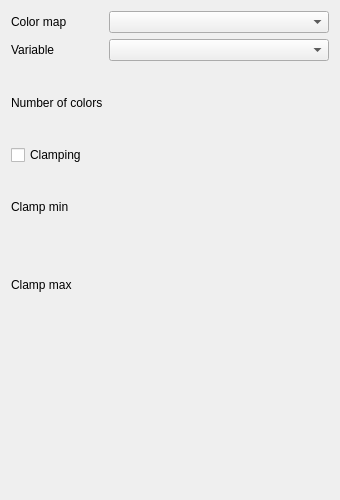
First picture: the form in smoke/view/colormaptab.ui, repository bvanloon/Scientific-Visualization, before the edit.
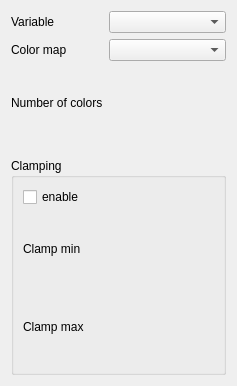
Second picture: the form after the edit. Custom widgets are drawn as their Qt base class.

Commit message: Changed the colormap tab lay out.

Patch:
```diff
--- a/smoke/view/colormaptab.ui
+++ b/smoke/view/colormaptab.ui
@@ -6,22 +6,78 @@
    <rect>
     <x>0</x>
     <y>0</y>
-    <width>340</width>
-    <height>500</height>
+    <width>237</width>
+    <height>386</height>
    </rect>
   </property>
   <property name="windowTitle">
    <string>Form</string>
   </property>
+  <layout class="QVBoxLayout" name="verticalLayout">
+   <item>
   <layout class="QFormLayout" name="formLayout">
-   <item row="4" column="0">
-    <widget class="QCheckBox" name="clampingCheckBox">
+     <item row="0" column="0">
+      <widget class="QLabel" name="variableSelectorLabel">
      <property name="text">
+        <string>Variable</string>
+       </property>
+      </widget>
+     </item>
+     <item row="0" column="1">
+      <widget class="QComboBox" name="variableSelector"/>
+     </item>
+     <item row="1" column="0">
+      <widget class="QLabel" name="colormapSelectorLabel">
+       <property name="text">
+        <string>Color map</string>
+       </property>
+      </widget>
+     </item>
+     <item row="1" column="1">
+      <widget class="QComboBox" name="colormapSelector"/>
+     </item>
+     <item row="2" column="0">
+      <widget class="QLabel" name="numColorsLabel">
+       <property name="minimumSize">
+        <size>
+         <width>0</width>
+         <height>72</height>
+        </size>
+       </property>
+       <property name="text">
+        <string>Number of colors</string>
+       </property>
+      </widget>
+     </item>
+     <item row="2" column="1">
+      <widget class="IntSlider" name="numColorsSlider" native="true">
+       <property name="minimumSize">
+        <size>
+         <width>0</width>
+         <height>72</height>
+        </size>
+       </property>
+       <zorder>variableSelectorLabel</zorder>
+      </widget>
+     </item>
+    </layout>
+   </item>
+   <item>
+    <widget class="QGroupBox" name="clampingGroupBox">
+     <property name="title">
       <string>Clamping</string>
      </property>
-    </widget>
-   </item>
-   <item row="5" column="0">
+     <layout class="QVBoxLayout" name="verticalLayout_2">
+      <item>
+       <widget class="QCheckBox" name="clampingCheckBox">
+        <property name="text">
+         <string>enable</string>
+        </property>
+       </widget>
+      </item>
+      <item>
+       <layout class="QFormLayout" name="clampingFormLayout">
+        <item row="0" column="0">
     <widget class="QLabel" name="clampingMinimumLabel">
      <property name="minimumSize">
       <size>
@@ -37,10 +93,10 @@
      </property>
     </widget>
    </item>
-   <item row="5" column="1">
+        <item row="0" column="1">
     <widget class="FloatSlider" name="clampingMinimumSlider" native="true"/>
    </item>
-   <item row="6" column="0">
+        <item row="1" column="0">
     <widget class="QLabel" name="clampingMaximumLabel">
      <property name="minimumSize">
       <size>
@@ -56,7 +112,7 @@
      </property>
     </widget>
    </item>
-   <item row="6" column="1">
+        <item row="1" column="1">
     <widget class="FloatSlider" name="clampingMaximumSlider" native="true">
      <property name="minimumSize">
       <size>
@@ -66,49 +122,14 @@
      </property>
     </widget>
    </item>
-   <item row="3" column="0">
-    <widget class="QLabel" name="numColorsLabel">
-     <property name="minimumSize">
-      <size>
-       <width>0</width>
-       <height>72</height>
-      </size>
-     </property>
-     <property name="text">
-      <string>Number of colors</string>
-     </property>
-    </widget>
-   </item>
-   <item row="3" column="1">
-    <widget class="IntSlider" name="numColorsSlider" native="true">
-     <property name="minimumSize">
-      <size>
-       <width>0</width>
-       <height>72</height>
-      </size>
-     </property>
+       </layout>
+      </item>
+     </layout>
+     <zorder>gridLayoutWidget</zorder>
+     <zorder>clampingCheckBox</zorder>
+     <zorder>formLayoutWidget_2</zorder>
     </widget>
    </item>
-   <item row="0" column="0">
-    <widget class="QLabel" name="colormapSelectorLabel">
-     <property name="text">
-      <string>Color map</string>
-     </property>
-    </widget>
-   </item>
-   <item row="0" column="1">
-    <widget class="QComboBox" name="colormapSelector"/>
-   </item>
-   <item row="2" column="0">
-    <widget class="QLabel" name="variableSelectorLabel">
-     <property name="text">
-      <string>Variable</string>
-     </property>
-    </widget>
-   </item>
-   <item row="2" column="1">
-    <widget class="QComboBox" name="variableSelector"/>
-   </item>
   </layout>
  </widget>
  <customwidgets>
```
Lines whose indentation alone changed are shown as unchanged.
